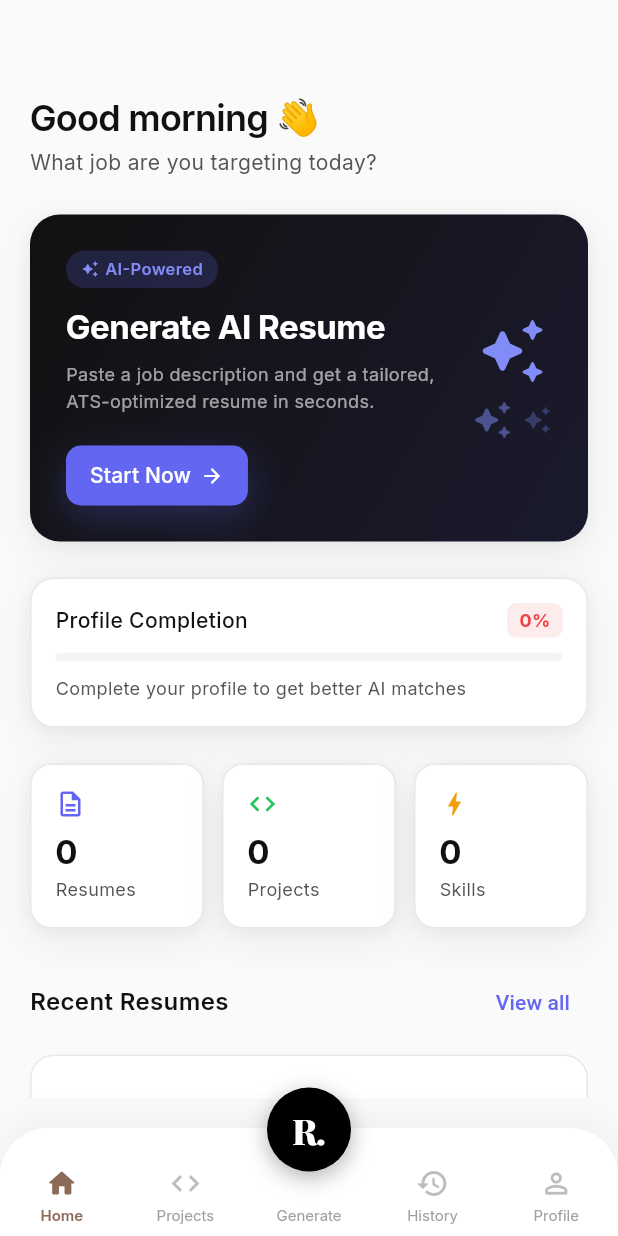
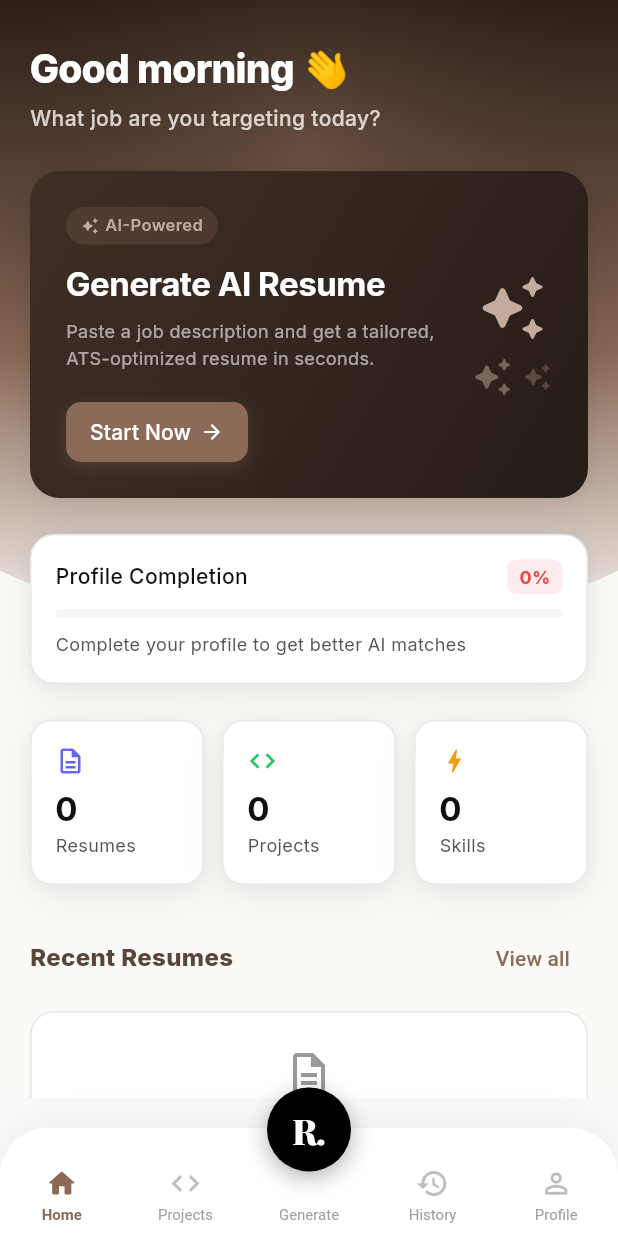
Before and after one commit to CODEMASTERSTACK/ResumeOS, a Flutter app: the DashboardScreen screen opened by its route, on a phone screen of 412 x 824 dp. Run offline on Flutter 3.47's test engine with Material 3 defaults, Android fonts, the phone set to English and light mode, and no system bars; our stand-ins replace cached_network_image, cloud_firestore, firebase_auth, firebase_core, firebase_storage, flutter_riverpod and 6 more; accounts and stored records are empty; network calls fail; Roboto replaces fonts that are missing (Poppins).

Commit message:
made the changes

```diff
--- a/lib/features/dashboard/presentation/screens/dashboard_screen.dart
+++ b/lib/features/dashboard/presentation/screens/dashboard_screen.dart
@@ -37,34 +37,82 @@ class DashboardScreen extends ConsumerWidget {
   }
 
   @override
+  @override
   Widget build(BuildContext context, WidgetRef ref) {
     final userAsync = ref.watch(userProfileProvider);
     final completionAsync = ref.watch(profileCompletionProvider);
+    final screenHeight = MediaQuery.of(context).size.height;
 
     return Scaffold(
-      backgroundColor: AppColors.background,
-      body: SafeArea(
+      backgroundColor: const Color(0xFFFCFAF7), // Milky White base
+      body: Stack(
+        children: [
+          // 1. Revolut-style Immersive Top Gradient Backdrop
+          Positioned(
+            top: 0,
+            left: 0,
+            right: 0,
+            height: screenHeight * 0.52,
+            child: ClipPath(
+              clipper: _BottomCurveClipper(),
+              child: Container(
+                decoration: const BoxDecoration(
+                  gradient: LinearGradient(
+                    begin: Alignment.topCenter,
+                    end: Alignment.bottomCenter,
+                    stops: [0.0, 0.55, 1.0],
+                    colors: [
+                      Color(0xFF2C1F18), // Deep espresso at the very top
+                      Color(0xFF8B6B58), // Warm signature brand brown in the middle
+                      Color(0xFFFCFAF7), // Fades into milky white at the base
+                    ],
+                  ),
+                ),
+              ),
+            ),
+          ),
+
+          // 2. Subtle radial glow overlay for depth (like Revolut's inner highlight)
+          Positioned(
+            top: 0,
+            left: 0,
+            right: 0,
+            height: screenHeight * 0.36,
+            child: Container(
+              decoration: BoxDecoration(
+                gradient: RadialGradient(
+                  center: const Alignment(0.0, -0.3),
+                  radius: 0.9,
+                  colors: [
+                    const Color(0xFF8B6B58).withValues(alpha: 0.35),
+                    Colors.transparent,
+                  ],
+                ),
+              ),
+            ),
+          ),
+
+          // 2. Scrollable Foreground Layer
+          SafeArea(
             child: CustomScrollView(
+              physics: const BouncingScrollPhysics(),
               slivers: [
-            // ── App Bar ─────────────────────────────────
-            SliverAppBar(
-              backgroundColor: AppColors.background,
+                // Minimal SliverAppBar — keeps safe area but collapses height
+                const SliverAppBar(
+                  backgroundColor: Colors.transparent,
                   floating: true,
                   snap: true,
                   elevation: 0,
                   scrolledUnderElevation: 0,
-
-
+                  toolbarHeight: 30, // Collapse to almost nothing so greeting sits high
                 ),
 
-            // ── Content ──────────────────────────────────
+                // Content list
                 SliverPadding(
                   padding: const EdgeInsets.symmetric(horizontal: 20),
                   sliver: SliverList(
                     delegate: SliverChildListDelegate([
-                  const SizedBox(height: 8),
-
-                  // Greeting
+                      // Personalized User Greeting (styled in high-contrast white/cream)
                       userAsync.when(
                         data: (user) => _GreetingSection(
                           greeting: _greeting(),
@@ -79,14 +127,14 @@ class DashboardScreen extends ConsumerWidget {
 
                       const SizedBox(height: 24),
 
-                  // Hero Generate Card
+                      // Dark Chocolate Slate Hero Generate Card
                       _GenerateHeroCard(
                         onTap: () => context.go(RouteNames.generate),
                       ),
 
                       const SizedBox(height: 24),
 
-                  // Profile Completion
+                      // Profile Completion Card (pops with a soft shadow on the white base)
                       completionAsync.when(
                         data: (pct) => _ProfileCompletionCard(
                           percent: pct,
@@ -109,10 +157,16 @@ class DashboardScreen extends ConsumerWidget {
                         children: [
                           Text(
                             AppStrings.recentResumes,
-                        style: AppTypography.headlineSmall,
+                            style: AppTypography.headlineSmall.copyWith(
+                              color: const Color(0xFF5A453A),
+                              fontWeight: FontWeight.w800,
+                            ),
                           ),
                           TextButton(
                             onPressed: () => context.go(RouteNames.history),
+                            style: TextButton.styleFrom(
+                              foregroundColor: const Color(0xFF8B6B58), // Signature Brand Active Brown
+                            ),
                             child: const Text('View all'),
                           ),
                         ],
@@ -126,6 +180,8 @@ class DashboardScreen extends ConsumerWidget {
                 ),
               ],
             ),
+          ),
+        ],
       ),
     );
   }
@@ -146,13 +202,19 @@ class _GreetingSection extends StatelessWidget {
       children: [
         Text(
           name.isNotEmpty ? '$greeting, ${name.split(' ').first} 👋' : '$greeting 👋',
-          style: AppTypography.displaySmall,
+          style: AppTypography.displaySmall.copyWith(
+            color: Colors.white, // Solid high-contrast white
+            fontWeight: FontWeight.w800,
+            fontSize: 26,
+            letterSpacing: -0.5,
           ),
-        const SizedBox(height: 4),
+        ),
+        const SizedBox(height: 6),
         Text(
           'What job are you targeting today?',
           style: AppTypography.bodyMedium.copyWith(
-            color: AppColors.textSecondary,
+            color: const Color(0xFFFCFAF7).withValues(alpha: 0.8), // Soft cream
+            fontWeight: FontWeight.w500,
           ),
         ),
       ],
@@ -185,7 +247,10 @@ class _GenerateHeroCardState extends State<_GenerateHeroCard> {
           padding: const EdgeInsets.all(24),
           decoration: BoxDecoration(
             gradient: const LinearGradient(
-              colors: [Color(0xFF111111), Color(0xFF1a1a2e)],
+              colors: [
+                Color(0xFF3E2F26), // Dark warm chocolate brown
+                Color(0xFF261D17), // Rich warm charcoal
+              ],
               begin: Alignment.topLeft,
               end: Alignment.bottomRight,
             ),
@@ -193,7 +258,7 @@ class _GenerateHeroCardState extends State<_GenerateHeroCard> {
             boxShadow: _hovered
                 ? [
                     BoxShadow(
-                      color: AppColors.accent.withOpacity(0.3),
+                      color: const Color(0xFF8B6B58).withValues(alpha: 0.3),
                       blurRadius: 32,
                       offset: const Offset(0, 12),
                     )
@@ -210,19 +275,19 @@ class _GenerateHeroCardState extends State<_GenerateHeroCard> {
                       padding: const EdgeInsets.symmetric(
                           horizontal: 10, vertical: 4),
                       decoration: BoxDecoration(
-                        color: AppColors.accent.withOpacity(0.2),
+                        color: const Color(0xFF8B6B58).withValues(alpha: 0.25),
                         borderRadius: BorderRadius.circular(20),
                       ),
                       child: Row(
                         mainAxisSize: MainAxisSize.min,
                         children: [
                           const Icon(Icons.auto_awesome_rounded,
-                              size: 12, color: AppColors.accentLight),
+                              size: 12, color: Color(0xFFC4AB9B)),
                           const SizedBox(width: 4),
                           Text(
                             'AI-Powered',
                             style: AppTypography.caption.copyWith(
-                              color: AppColors.accentLight,
+                              color: const Color(0xFFC4AB9B),
                               fontWeight: FontWeight.w600,
                             ),
                           ),
@@ -241,7 +306,7 @@ class _GenerateHeroCardState extends State<_GenerateHeroCard> {
                     Text(
                       AppStrings.generateResumeHeroSub,
                       style: AppTypography.bodySmall.copyWith(
-                        color: Colors.white.withOpacity(0.6),
+                        color: Colors.white.withValues(alpha: 0.6),
                         height: 1.5,
                       ),
                     ),
@@ -250,9 +315,15 @@ class _GenerateHeroCardState extends State<_GenerateHeroCard> {
                       padding: const EdgeInsets.symmetric(
                           horizontal: 16, vertical: 10),
                       decoration: BoxDecoration(
-                        color: AppColors.accent,
+                        color: const Color(0xFF8B6B58), // signature brand brown
                         borderRadius: BorderRadius.circular(10),
-                        boxShadow: AppColors.accentShadow,
+                        boxShadow: [
+                          BoxShadow(
+                            color: const Color(0xFF8B6B58).withValues(alpha: 0.3),
+                            blurRadius: 10,
+                            offset: const Offset(0, 4),
+                          )
+                        ],
                       ),
                       child: Row(
                         mainAxisSize: MainAxisSize.min,
@@ -307,7 +378,7 @@ class _SparkleIcon extends StatelessWidget {
       child: Icon(
         Icons.auto_awesome_rounded,
         size: size,
-        color: AppColors.accentLight,
+        color: const Color(0xFFC4AB9B), // Warm cream/light brown matching the theme perfectly
       ),
     );
   }
@@ -686,3 +757,25 @@ class _CardShimmer extends StatelessWidget {
     );
   }
 }
+
+// ── Bottom Curve Clipper ──────────────────────────────────
+
+/// Clips the gradient backdrop with a smooth downward Bezier arc at the bottom,
+/// giving the Revolut-style immersive panel effect.
+class _BottomCurveClipper extends CustomClipper<Path> {
+  @override
+  Path getClip(Size size) {
+    final path = Path();
+    path.lineTo(0, size.height - 48); // left side drops down
+    path.quadraticBezierTo(
+      size.width / 2, size.height + 48, // control point curves down in the center
+      size.width, size.height - 48,     // right side comes back up
+    );
+    path.lineTo(size.width, 0);
+    path.close();
+    return path;
+  }
+
+  @override
+  bool shouldReclip(_BottomCurveClipper oldClipper) => false;
+}
--- a/lib/shared/widgets/app_shell.dart
+++ b/lib/shared/widgets/app_shell.dart
@@ -160,7 +160,7 @@ class _AppBottomNav extends StatelessWidget {
                               AnimatedDefaultTextStyle(
                                 duration: const Duration(milliseconds: 200),
                                 style: TextStyle(
-                                  fontFamily: 'Inter',
+                                  fontFamily: 'Poppins',
                                   fontSize: 10,
                                   fontWeight: isSelected
                                       ? FontWeight.w600
```
Lines whose indentation alone changed are shown as unchanged.
